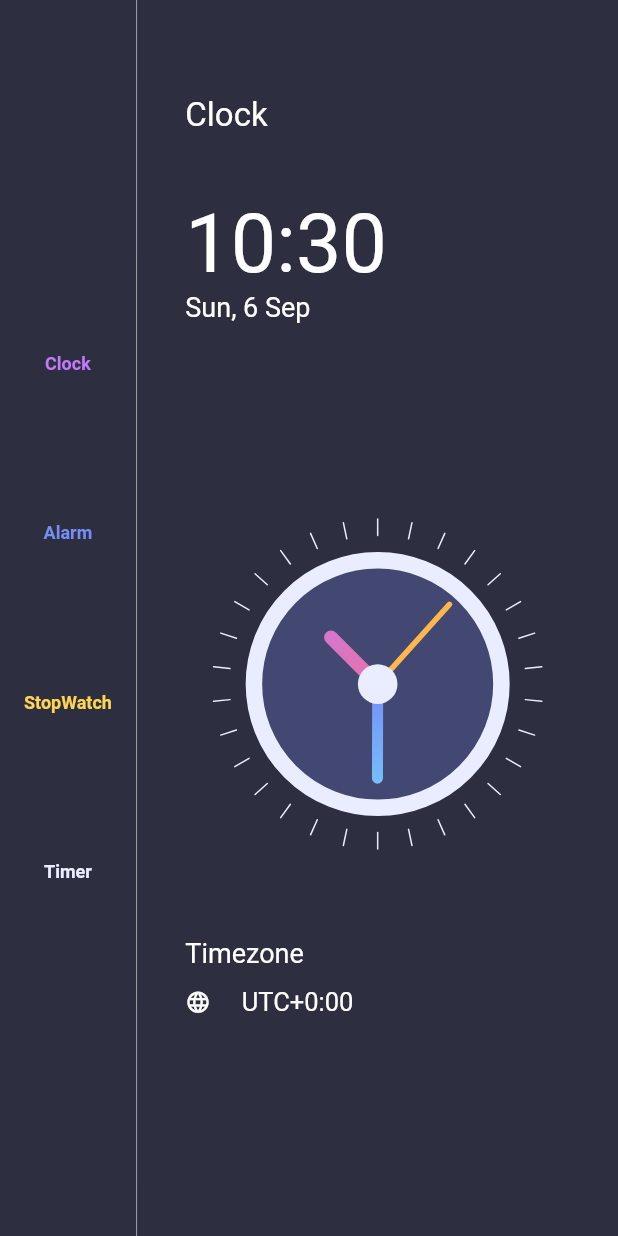
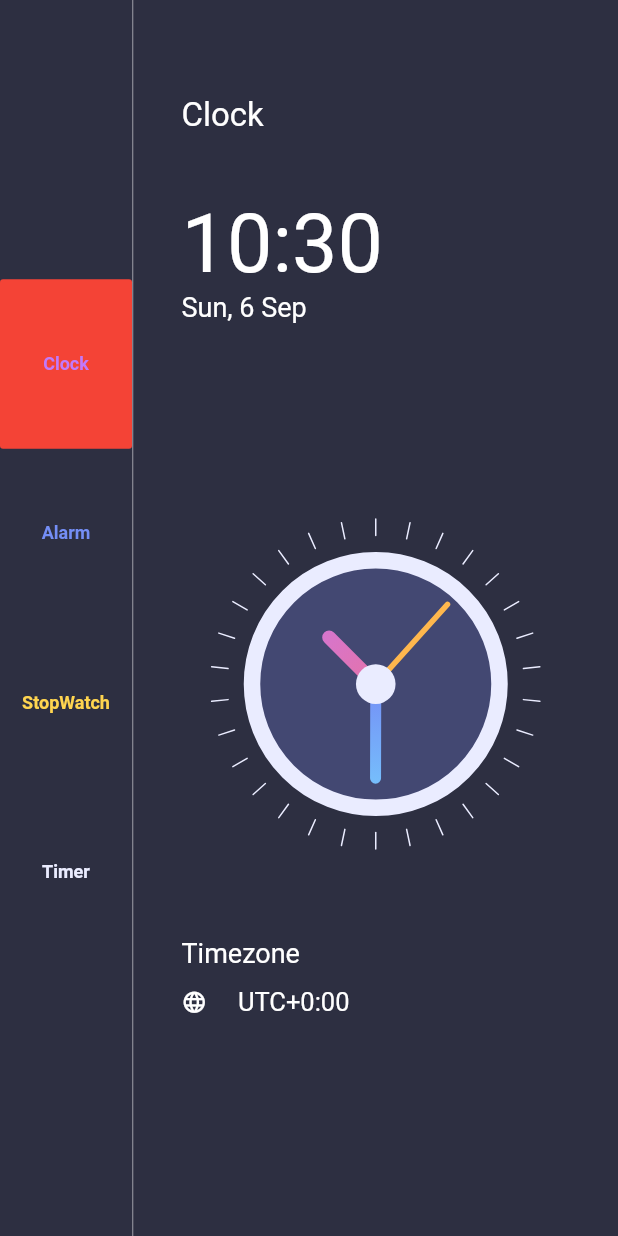
Before and after one commit to nexus-hash/Alarm-App, a Flutter app: the screen it shows after launch, on a phone screen of 412 x 824 dp. Run offline on Flutter 3.47's test engine with Material 2 defaults, Android fonts, the phone set to English and light mode, and no system bars.

```diff
--- /dev/null
+++ b/lib/enums.dart
@@ -0,0 +1 @@
+enum MenuType {clock,alarm,timer,stopwatch}
--- a/lib/homepage.dart
+++ b/lib/homepage.dart
@@ -121,12 +121,13 @@ class _HomePageState extends State<HomePage> {
       ),
     );
   }
-  Padding buildMenu(String title,int x){
-    return Padding(
+  Widget buildMenu(String title,int x){
+    return
+      FlatButton(
+        onPressed: (){},
         padding: const EdgeInsets.all(0),
-      child: FlatButton(onPressed: (){},
-          child:
-             Column(
+        color: title=='Clock'?Colors.red:Colors.transparent,
+        child: Column(
           children: [
             SizedBox(height: MediaQuery.of(context).size.height*.06,),
             Align(
@@ -142,7 +143,6 @@ class _HomePageState extends State<HomePage> {
             ),
             SizedBox(height: MediaQuery.of(context).size.height*.06,)
           ],
-          )
         ),
     );
   }
```
Also changed, not shown: lib/menuInfo.dart (added, +9 -0 lines). Lines whose indentation alone changed are shown as unchanged.
